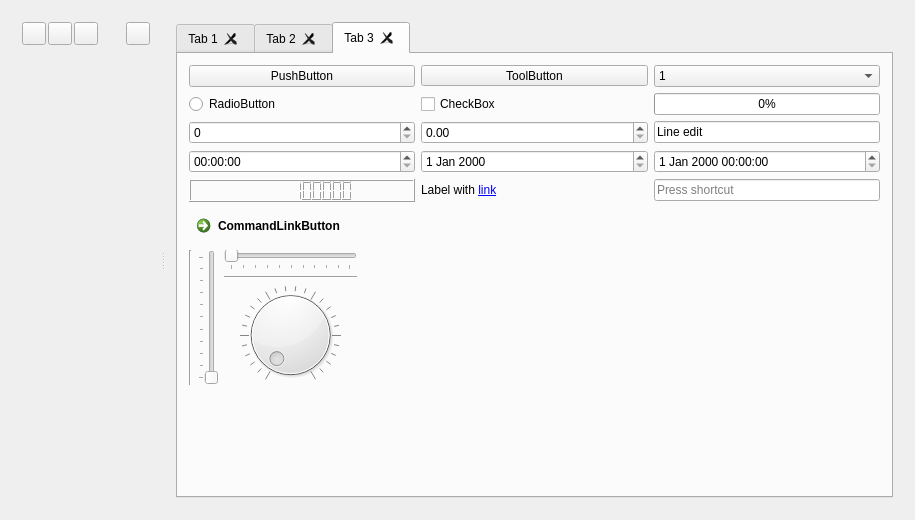
HappySeaFox/qsseditor, file qsseditor.ui: the form before one commit.
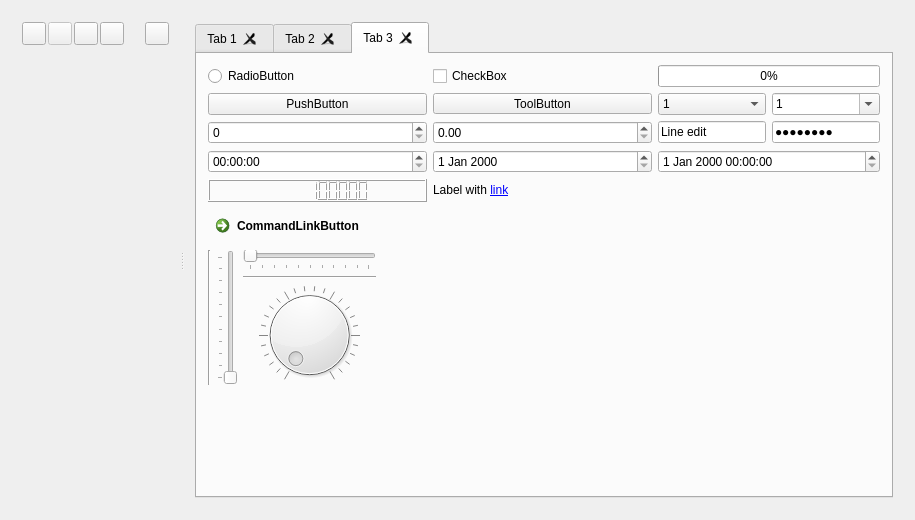
The form after the commit. The open tabs and pages were chosen to show the change. Icons and pictures are not drawn. Custom widgets are drawn as their Qt base class.

```diff
--- a/qsseditor.ui
+++ b/qsseditor.ui
@@ -36,6 +36,12 @@
          </item>
          <item>
           <widget class="QToolButton" name="toolSave">
+           <property name="enabled">
+            <bool>false</bool>
+           </property>
+           <property name="toolTip">
+            <string>Save project</string>
+           </property>
            <property name="icon">
             <iconset resource="qsseditor.qrc">
              <normaloff>:/images/save.png</normaloff>:/images/save.png</iconset>
@@ -50,6 +56,17 @@
            </property>
           </widget>
          </item>
+         <item>
+          <widget class="QToolButton" name="toolExportQss">
+           <property name="toolTip">
+            <string>Export QSS</string>
+           </property>
+           <property name="icon">
+            <iconset resource="qsseditor.qrc">
+             <normaloff>:/images/export.png</normaloff>:/images/export.png</iconset>
+           </property>
+          </widget>
+         </item>
          <item>
           <spacer name="horizontalSpacer">
            <property name="orientation">
@@ -544,65 +561,20 @@
            <item row="0" column="0" colspan="2">
             <layout class="QGridLayout" name="gridLayout_6">
              <item row="0" column="0">
-              <widget class="QPushButton" name="pushButton">
-               <property name="sizePolicy">
-                <sizepolicy hsizetype="MinimumExpanding" vsizetype="Fixed">
-                 <horstretch>0</horstretch>
-                 <verstretch>0</verstretch>
-                </sizepolicy>
-               </property>
-               <property name="text">
-                <string>PushButton</string>
-               </property>
-              </widget>
-             </item>
-             <item row="0" column="1">
-              <widget class="QToolButton" name="toolButton">
-               <property name="sizePolicy">
-                <sizepolicy hsizetype="MinimumExpanding" vsizetype="Fixed">
-                 <horstretch>0</horstretch>
-                 <verstretch>0</verstretch>
-                </sizepolicy>
-               </property>
-               <property name="text">
-                <string>ToolButton</string>
-               </property>
-              </widget>
-             </item>
-             <item row="0" column="2">
-              <widget class="QComboBox" name="comboBox">
-               <item>
-                <property name="text">
-                 <string>1</string>
-                </property>
-               </item>
-               <item>
-                <property name="text">
-                 <string>2</string>
-                </property>
-               </item>
-               <item>
-                <property name="text">
-                 <string>3</string>
-                </property>
-               </item>
-              </widget>
-             </item>
-             <item row="1" column="0">
               <widget class="QRadioButton" name="radioButton">
                <property name="text">
                 <string>RadioButton</string>
                </property>
               </widget>
              </item>
-             <item row="1" column="1">
+             <item row="0" column="1">
               <widget class="QCheckBox" name="checkBox">
                <property name="text">
                 <string>CheckBox</string>
                </property>
               </widget>
              </item>
-             <item row="1" column="2">
+             <item row="0" column="2">
               <widget class="QProgressBar" name="progressBar">
                <property name="maximum">
                 <number>20</number>
@@ -612,6 +584,92 @@
                </property>
               </widget>
              </item>
+             <item row="1" column="0">
+              <widget class="QPushButton" name="pushButton">
+               <property name="sizePolicy">
+                <sizepolicy hsizetype="MinimumExpanding" vsizetype="Fixed">
+                 <horstretch>0</horstretch>
+                 <verstretch>0</verstretch>
+                </sizepolicy>
+               </property>
+               <property name="text">
+                <string>PushButton</string>
+               </property>
+              </widget>
+             </item>
+             <item row="1" column="1">
+              <widget class="QToolButton" name="toolButton">
+               <property name="sizePolicy">
+                <sizepolicy hsizetype="MinimumExpanding" vsizetype="Fixed">
+                 <horstretch>0</horstretch>
+                 <verstretch>0</verstretch>
+                </sizepolicy>
+               </property>
+               <property name="text">
+                <string>ToolButton</string>
+               </property>
+               <property name="popupMode">
+                <enum>QToolButton::InstantPopup</enum>
+               </property>
+              </widget>
+             </item>
+             <item row="1" column="2">
+              <layout class="QHBoxLayout" name="horizontalLayout_3">
+               <item>
+                <widget class="QComboBox" name="comboBox">
+                 <property name="sizePolicy">
+                  <sizepolicy hsizetype="MinimumExpanding" vsizetype="Fixed">
+                   <horstretch>0</horstretch>
+                   <verstretch>0</verstretch>
+                  </sizepolicy>
+                 </property>
+                 <item>
+                  <property name="text">
+                   <string>1</string>
+                  </property>
+                 </item>
+                 <item>
+                  <property name="text">
+                   <string>2</string>
+                  </property>
+                 </item>
+                 <item>
+                  <property name="text">
+                   <string>3</string>
+                  </property>
+                 </item>
+                </widget>
+               </item>
+               <item>
+                <widget class="QComboBox" name="comboBox_2">
+                 <property name="sizePolicy">
+                  <sizepolicy hsizetype="MinimumExpanding" vsizetype="Fixed">
+                   <horstretch>0</horstretch>
+                   <verstretch>0</verstretch>
+                  </sizepolicy>
+                 </property>
+                 <property name="editable">
+                  <bool>true</bool>
+                 </property>
+                 <item>
+                  <property name="text">
+                   <string>1</string>
+                  </property>
+                 </item>
+                 <item>
+                  <property name="text">
+                   <string>2</string>
+                  </property>
+                 </item>
+                 <item>
+                  <property name="text">
+                   <string>3</string>
+                  </property>
+                 </item>
+                </widget>
+               </item>
+              </layout>
+             </item>
              <item row="2" column="0">
               <widget class="QSpinBox" name="spinBox"/>
              </item>
@@ -619,11 +677,25 @@
               <widget class="QDoubleSpinBox" name="doubleSpinBox"/>
              </item>
              <item row="2" column="2">
-              <widget class="QLineEdit" name="lineEdit">
-               <property name="text">
-                <string>Line edit</string>
-               </property>
-              </widget>
+              <layout class="QHBoxLayout" name="horizontalLayout_2">
+               <item>
+                <widget class="QLineEdit" name="lineEdit">
+                 <property name="text">
+                  <string>Line edit</string>
+                 </property>
+                </widget>
+               </item>
+               <item>
+                <widget class="QLineEdit" name="lineEdit_2">
+                 <property name="text">
+                  <string>Password</string>
+                 </property>
+                 <property name="echoMode">
+                  <enum>QLineEdit::Password</enum>
+                 </property>
+                </widget>
+               </item>
+              </layout>
              </item>
              <item row="3" column="0">
               <widget class="QTimeEdit" name="timeEdit"/>
@@ -651,9 +723,6 @@
                </property>
               </widget>
              </item>
-             <item row="4" column="2">
-              <widget class="QKeySequenceEdit" name="keySequenceEdit"/>
-             </item>
             </layout>
            </item>
            <item row="2" column="0">
```
Left out of the diff: 81 changed lines with no effect on the pictures.
